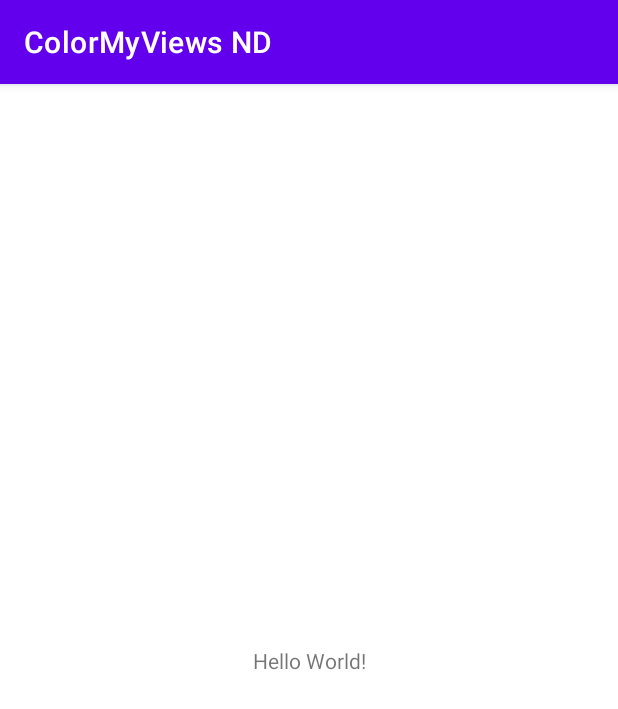
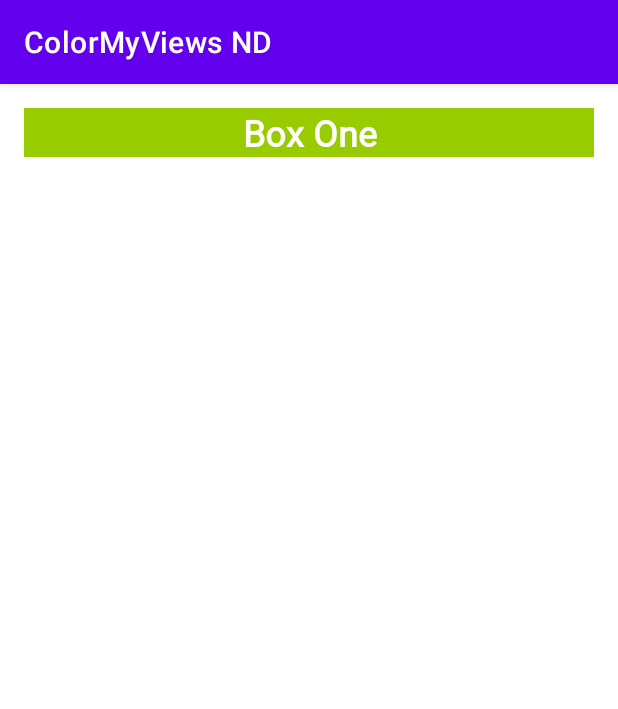
Before and after one commit to abubaker-cs/ColorMyViews-ND, an Android app: the screen it shows after launch (MainActivity), on a phone screen of 412 x 824 dp. Shown: the top 709 px of the screen. Run offline under Robolectric (Android 15) with nearby library versions, the phone set to English and light mode, and no system bars.

Commit message:
Implemented basic Button with constraints

```diff
--- a/app/src/main/res/layout/activity_main.xml
+++ b/app/src/main/res/layout/activity_main.xml
@@ -7,12 +7,16 @@
     tools:context=".MainActivity">
 
     <TextView
-        android:layout_width="wrap_content"
+        android:id="@+id/box_one_text"
+        style="@style/WhiteBox"
+        android:layout_width="0dp"
         android:layout_height="wrap_content"
-        android:text="Hello World!"
-        app:layout_constraintBottom_toBottomOf="parent"
-        app:layout_constraintLeft_toLeftOf="parent"
-        app:layout_constraintRight_toRightOf="parent"
+        android:layout_marginStart="@dimen/margin_wide"
+        android:layout_marginTop="@dimen/margin_wide"
+        android:layout_marginEnd="@dimen/margin_wide"
+        android:text="@string/box_one"
+        app:layout_constraintEnd_toEndOf="parent"
+        app:layout_constraintStart_toStartOf="parent"
         app:layout_constraintTop_toTopOf="parent" />
 
 </androidx.constraintlayout.widget.ConstraintLayout>
--- /dev/null
+++ b/app/src/main/res/values/dimens.xml
@@ -0,0 +1,6 @@
+<?xml version="1.0" encoding="utf-8"?>
+<resources>
+    <dimen name="margin_wide">16dp</dimen>
+    <dimen name="margin_half">8dp</dimen>
+    <dimen name="box_text_size">24sp</dimen>
+</resources>
--- a/app/src/main/res/values/strings.xml
+++ b/app/src/main/res/values/strings.xml
@@ -1,3 +1,4 @@
 <resources>
     <string name="app_name">ColorMyViews ND</string>
+    <string name="box_one">Box One</string>
 </resources>
--- /dev/null
+++ b/app/src/main/res/values/styles.xml
@@ -0,0 +1,13 @@
+<?xml version="1.0" encoding="utf-8"?>
+<resources>
+
+    <style name="WhiteBox">
+        <item name="android:background">@android:color/holo_green_light</item>
+        <item name="android:textAlignment">center</item>
+        <item name="android:textSize">@dimen/box_text_size</item>
+        <item name="android:textStyle">bold</item>
+        <item name="android:textColor">@android:color/white</item>
+        <item name="android:fontFamily">@font/roboto</item>
+    </style>
+
+</resources>
```
Also changed, not shown: app/src/main/res/font/roboto.ttf (added).
